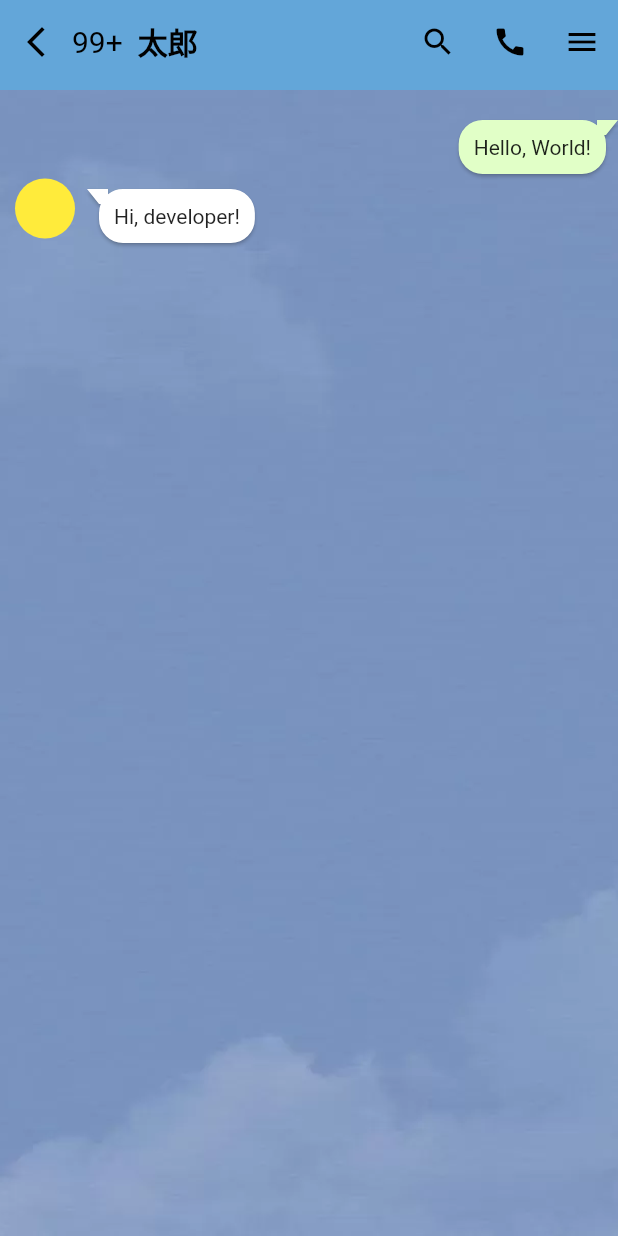
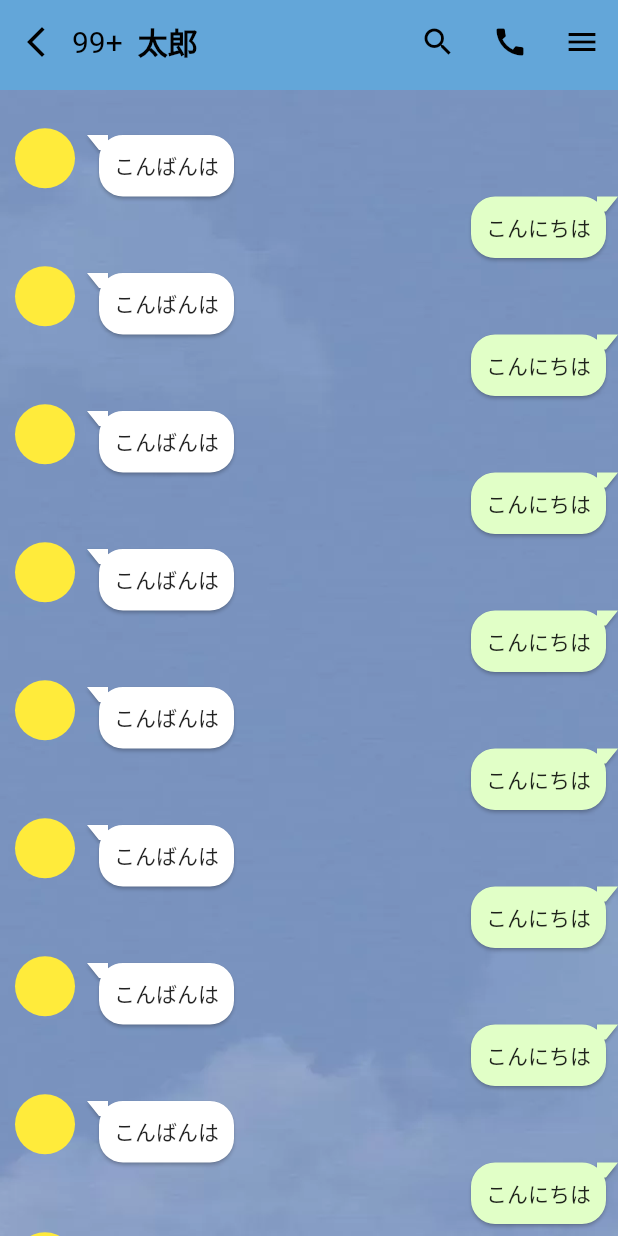
Before and after one commit to haruchu/flutter_ui_trace, a Flutter app: the screen it shows after launch, on a phone screen of 412 x 824 dp. Run offline on Flutter 3.47's test engine with Material 2 defaults, Android fonts, the light colour scheme and no system bars; drawn by our look-alikes of bubble.

Commit message:
トークの部分修正

```diff
--- a/lib/src/pages/01_line_talk/page.dart
+++ b/lib/src/pages/01_line_talk/page.dart
@@ -10,6 +10,38 @@ class LineTalkPage extends StatelessWidget {
 
   @override
   Widget build(BuildContext context) {
+    final talkList = [
+      for (int i = 1; i < 51; i++)
+        i % 2 == 0
+            ? Bubble(
+                alignment: Alignment.topRight,
+                padding: const BubbleEdges.all(10),
+                nip: BubbleNip.rightTop,
+                radius: const Radius.circular(16),
+                color: const Color.fromRGBO(225, 255, 199, 1.0),
+                child: const Text('こんにちは'),
+              )
+            : Row(
+                children: [
+                  Container(
+                    width: 40,
+                    height: 40,
+                    margin: const EdgeInsets.only(right: 8),
+                    decoration: BoxDecoration(
+                        color: Colors.yellow,
+                        borderRadius: BorderRadius.circular(25)),
+                  ),
+                  Bubble(
+                    alignment: Alignment.topLeft,
+                    padding: const BubbleEdges.all(10),
+                    radius: const Radius.circular(16),
+                    margin: const BubbleEdges.only(top: 10),
+                    nip: BubbleNip.leftTop,
+                    child: const Text('こんばんは'),
+                  ),
+                ],
+              ),
+    ];
     return Scaffold(
       appBar: PreferredSize(
           preferredSize: const Size.fromHeight(60),
@@ -91,36 +123,7 @@ class LineTalkPage extends StatelessWidget {
           )),
           child: ListView(
             padding: const EdgeInsets.only(top: 20, left: 10),
-            children: <Widget>[
-              Bubble(
-                alignment: Alignment.topRight,
-                padding: const BubbleEdges.all(10),
-                nip: BubbleNip.rightTop,
-                radius: const Radius.circular(16),
-                color: const Color.fromRGBO(225, 255, 199, 1.0),
-                child: const Text('Hello, World!'),
-              ),
-              Row(
-                children: [
-                  Container(
-                    width: 40,
-                    height: 40,
-                    margin: const EdgeInsets.only(right: 8),
-                    decoration: BoxDecoration(
-                        color: Colors.yellow,
-                        borderRadius: BorderRadius.circular(25)),
-                  ),
-                  Bubble(
-                    alignment: Alignment.topLeft,
-                    padding: const BubbleEdges.all(10),
-                    radius: const Radius.circular(16),
-                    margin: const BubbleEdges.only(top: 10),
-                    nip: BubbleNip.leftTop,
-                    child: const Text('Hi, developer!'),
-                  ),
-                ],
-              ),
-            ],
+            children: talkList,
           )),
     );
   }
```
